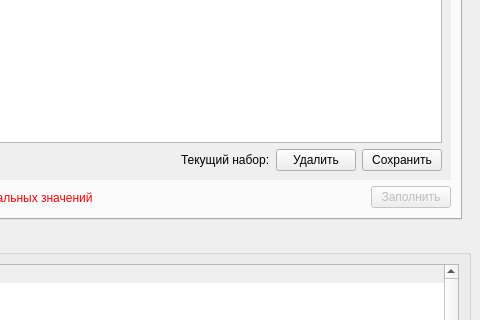
Qt form interface/main.ui (L4ZURIT/SDBM) before a commit; both pictures show x 753 to 1233 and y 385 to 705 of the 1233 by 846 pixel window.
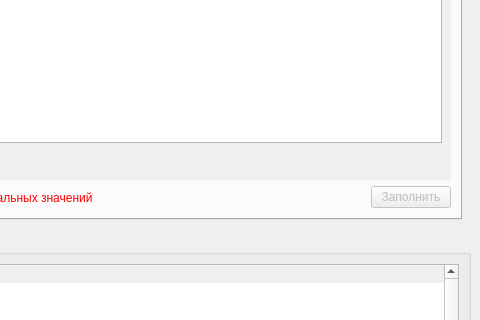
The same form after that commit. The open tabs and pages were chosen to show the change.

Diff of the .ui file:
```diff
--- a/interface/main.ui
+++ b/interface/main.ui
@@ -1697,8 +1697,8 @@
                      <rect>
                       <x>0</x>
                       <y>0</y>
-                      <width>597</width>
-                      <height>146</height>
+                      <width>865</width>
+                      <height>371</height>
                      </rect>
                     </property>
                     <attribute name="label">
@@ -1737,27 +1737,6 @@
                          </property>
                         </spacer>
                        </item>
-                       <item>
-                        <widget class="QLabel" name="label_32">
-                         <property name="text">
-                          <string>Текущий набор:</string>
-                         </property>
-                        </widget>
-                       </item>
-                       <item>
-                        <widget class="QPushButton" name="pushButton_17">
-                         <property name="text">
-                          <string>Удалить</string>
-                         </property>
-                        </widget>
-                       </item>
-                       <item>
-                        <widget class="QPushButton" name="pushButton_18">
-                         <property name="text">
-                          <string>Сохранить</string>
-                         </property>
-                        </widget>
-                       </item>
                       </layout>
                      </item>
                     </layout>
```
Left out of the diff: 2 changed lines with no effect on the pictures.
